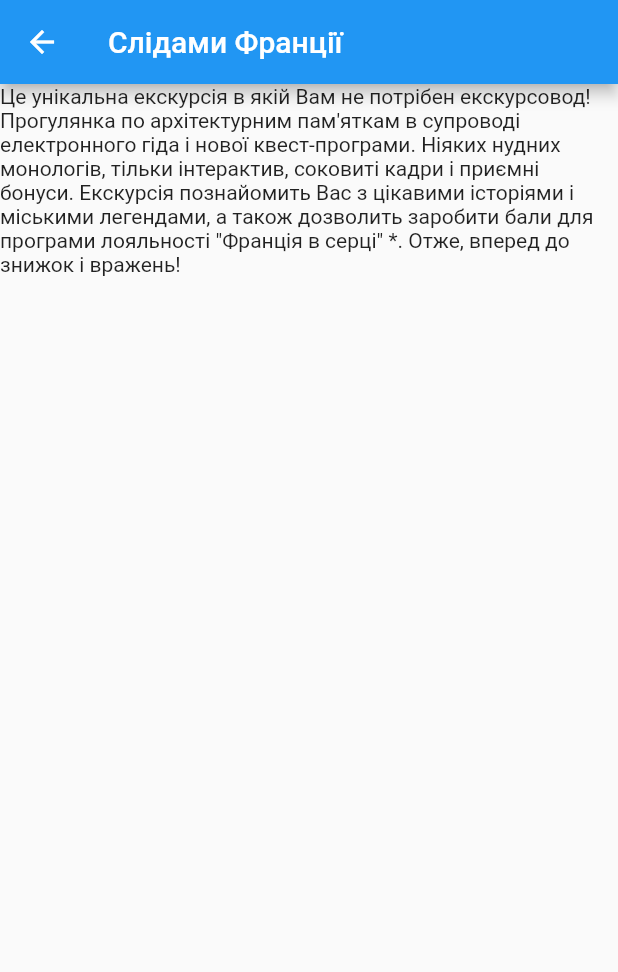
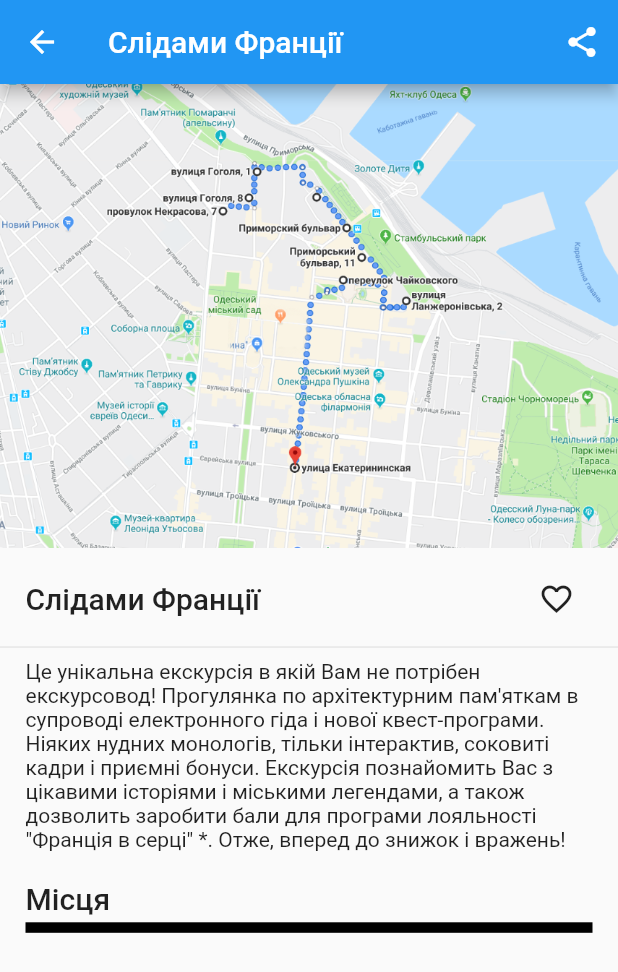
Before and after one commit to SashaKryzh/Hackathon-Codage-Kyiv, a Flutter app: the RoutesPage screen opened directly, after a tap on "Слідами Франції", on a phone screen of 412 x 824 dp. Shown: the top 972 px of the screen. Run offline on Flutter 3.47's test engine with Material 2 defaults, Android fonts, the light colour scheme and no system bars; our stand-ins replace google_maps_flutter, percent_indicator.

Commit message:
route detail in progress

```diff
--- a/lib/main.dart
+++ b/lib/main.dart
@@ -30,9 +30,8 @@ Route onGenerateRoute(RouteSettings settings) {
       );
 
     case RouteDetailPage.routeName:
-      RouteDetailPage args = settings.arguments;
       return MaterialPageRoute(
-        builder: (context) => RouteDetailPage(route: args.route),
+        builder: (context) => RouteDetailPage(),
       );
 
     case QuestDetailPage.routeName:
--- a/lib/modules/route.dart
+++ b/lib/modules/route.dart
@@ -4,27 +4,38 @@ import 'package:hackathon/modules/place.dart';
 class Route implements ListItem {
   String title;
   String description;
+  String shortDescription;
   String duration;
+  String image;
   List<Place> places;
 
   Route({
     this.title,
     this.description,
+    this.shortDescription,
     this.duration,
+    this.image,
     this.places,
   });
 
   static List<Route> routes = [
     Route(
       title: 'Слідами Франції',
+      shortDescription: 'Це унікальна екскурсія в якій Вам не потрібен екскурсовод!',
       description: 'Це унікальна екскурсія в якій Вам не потрібен екскурсовод! Прогулянка по архітектурним пам\'яткам в супроводі електронного гіда і нової квест-програми. Ніяких нудних монологів, тільки інтерактив, соковиті кадри і приємні бонуси. Екскурсія познайомить Вас з цікавими історіями і міськими легендами, а також дозволить заробити бали для програми лояльності \"Франція в серці\" *. Отже, вперед до знижок і вражень!',
       duration: 'Тривалість 3 години',
+      image: 'assets/route.png',
       places: Place.places,
     ),
+  ];
+
+  static List<Route> routesFr = [
     Route(
       title: 'Un air de France',
+      shortDescription: 'C\'est un tour unique dans lequel vous n\'avez pas besoin d\'un guide!',
       description: 'C\'est un tour unique dans lequel vous n\'avez pas besoin d\'un guide! Une promenade à travers les monuments architecturaux, accompagnée d\'un guide électronique et d\'un nouveau questionnaire. Pas de monologues ennuyeux, seulement l\’interactif, des lieux splendides à prendre en photo et des сadeaux sympas. La visite vous fera découvrir des histoires intéressantes et des légendes urbaines, ainsi que gagner des points pour le programme de récompense «France au cœur» *. Alors, allez à des réductions et des impressions!',
       duration: 'La durée 3 heures',
+      image: 'assets/route.png',
       places: Place.placesFr,
     ),
   ];
--- a/lib/screens/discover_page.dart
+++ b/lib/screens/discover_page.dart
@@ -82,7 +82,7 @@ class DiscoverListView extends StatelessWidget {
       Navigator.pushNamed(
         context,
         RouteDetailPage.routeName,
-        arguments: RouteDetailPage(route: route),
+        arguments: RouteDetailPage(),
       );
     }
 
--- a/lib/screens/home_page.dart
+++ b/lib/screens/home_page.dart
@@ -31,7 +31,7 @@ class HomePage extends StatelessWidget {
       Navigator.pushNamed(
         context,
         RouteDetailPage.routeName,
-        arguments: RouteDetailPage(route: route),
+        arguments: RouteDetailPage(),
       );
     }
 
--- a/lib/screens/routes_detail_page.dart
+++ b/lib/screens/routes_detail_page.dart
@@ -1,29 +1,65 @@
 import 'package:flutter/material.dart';
+import 'package:hackathon/consts.dart';
 import 'package:hackathon/modules/place.dart';
 
 import 'package:hackathon/modules/route.dart' as r;
+import 'package:hackathon/widgets/block_title.dart';
+import 'package:hackathon/widgets/horizontal_padding.dart';
+
+const _placesTitle = ['Місця'];
 
 class RouteDetailPage extends StatelessWidget {
   static const String routeName = '/route-detail';
 
-  final r.Route route;
-
-  RouteDetailPage({
-    this.route,
-  }) : assert(route != null);
-
   @override
   Widget build(BuildContext context) {
+    final route = r.Route.routes.first;
+    final theme = Theme.of(context);
+
     Widget appBar() {
       return AppBar(
         title: Text(route.title),
+        actions: <Widget>[
+          IconButton(
+            icon: Icon(Icons.share),
+            onPressed: () {},
+          ),
+        ],
       );
     }
 
     return Scaffold(
       appBar: appBar(),
-      body: Container(
-        child: Text(route.description),
+      body: ListView(
+        children: <Widget>[
+          Image.asset(route.image),
+          Container(
+            height: 10,
+          ),
+          HorizontalPadding(
+            child: Row(
+              mainAxisAlignment: MainAxisAlignment.spaceBetween,
+              children: <Widget>[
+                Column(
+                  crossAxisAlignment: CrossAxisAlignment.start,
+                  children: <Widget>[
+                    Text(route.title, style: theme.textTheme.title),
+                  ],
+                ),
+                IconButton(
+                  icon: Icon(Icons.favorite_border),
+                  onPressed: () {},
+                ),
+              ],
+            ),
+          ),
+          Divider(),
+          HorizontalPadding(
+            child: Text(route.description),
+          ),
+          Container(height: 20,),
+          HorizontalPadding(child: BlockTitle(title: _placesTitle[currentLanguage],)),
+        ],
       ),
     );
   }
--- a/lib/screens/routes_page.dart
+++ b/lib/screens/routes_page.dart
@@ -12,7 +12,7 @@ class RoutesPage extends StatelessWidget {
       Navigator.pushNamed(
         context,
         RouteDetailPage.routeName,
-        arguments: RouteDetailPage(route: route),
+        arguments: RouteDetailPage(),
       );
     }
 
--- a/lib/widgets/route_list_item.dart
+++ b/lib/widgets/route_list_item.dart
@@ -13,9 +13,23 @@ class RouteListItem extends StatelessWidget {
 
   @override
   Widget build(BuildContext context) {
-    return ListTile(
-      title: Text(route.title),
-      subtitle: Text(route.description),
+    final theme = Theme.of(context);
+
+    return GestureDetector(
+      child: Card(
+        child: Column(
+          crossAxisAlignment: CrossAxisAlignment.start,
+          children: <Widget>[
+            route.image != null
+                ? Image.asset(route.image)
+                : Container(),
+            ListTile(
+              title: Text(route.title, style: theme.textTheme.title,),
+              subtitle: Text(route.shortDescription ?? '', maxLines: 2, overflow: TextOverflow.ellipsis,),
+            ),
+          ],
+        ),
+      ),
       onTap: () => onTap(route),
     );
   }
```
Also changed, not shown: assets/route.png (added).
